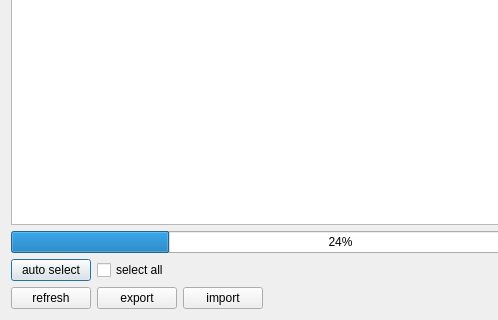
First picture: the form in ui/maindialog.ui, repository shoderico/AccessCvs, before the edit; both pictures show x 0 to 498 and y 137 to 457 of the 681 by 457 pixel window.
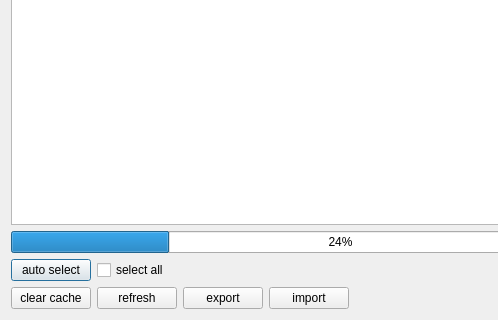
Second picture: the form after the edit.

Commit message: remove unused variables and add clear-cache function

```diff
--- a/ui/maindialog.ui
+++ b/ui/maindialog.ui
@@ -62,6 +62,13 @@
      </item>
      <item>
       <layout class="QHBoxLayout" name="horizontalLayout">
+       <item>
+        <widget class="QPushButton" name="clearCacheButton">
+         <property name="text">
+          <string>clear cache</string>
+         </property>
+        </widget>
+       </item>
        <item>
         <widget class="QPushButton" name="refreshItemsButton">
          <property name="text">
```
The commit also changes 6 other files.
